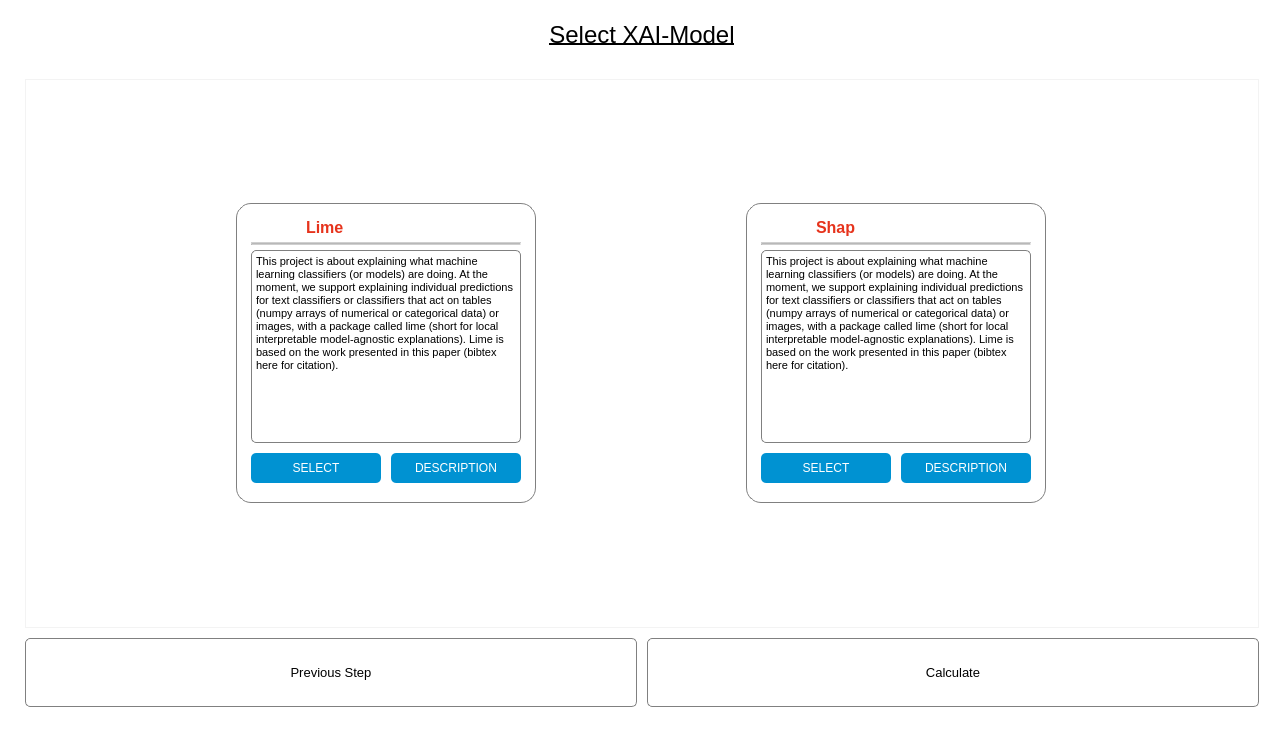
The window that UI/Design/xai-model.ui (MarkMolenmakerHU/INNO_xAITool) describes before a commit, drawn with Qt 5.
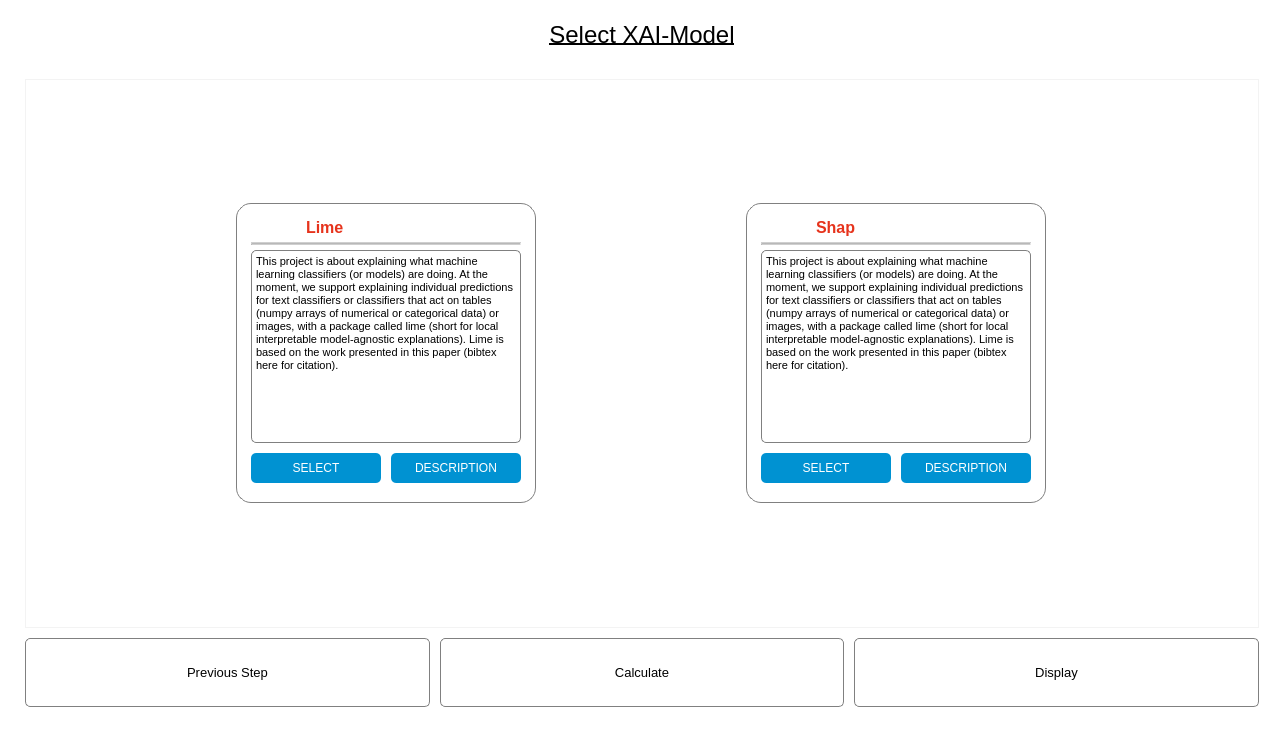
The same window after the commit. Icons and pictures are not drawn.

```diff
--- a/UI/Design/xai-model.ui
+++ b/UI/Design/xai-model.ui
@@ -652,6 +652,38 @@
         </property>
        </widget>
       </item>
+      <item>
+       <widget class="QPushButton" name="displayButton">
+        <property name="sizePolicy">
+         <sizepolicy hsizetype="Expanding" vsizetype="Expanding">
+          <horstretch>0</horstretch>
+          <verstretch>0</verstretch>
+         </sizepolicy>
+        </property>
+        <property name="font">
+         <font>
+          <pointsize>10</pointsize>
+         </font>
+        </property>
+        <property name="cursor">
+         <cursorShape>PointingHandCursor</cursorShape>
+        </property>
+        <property name="styleSheet">
+         <string notr="true">QPushButton {
+	background-color: white;
+	border-radius: 5px;
+	border: 1px solid grey;
+}
+
+QPushButton::hover { 
+    background-color : rgba(0, 146, 210, 150); 
+}</string>
+        </property>
+        <property name="text">
+         <string>Display</string>
+        </property>
+       </widget>
+      </item>
      </layout>
     </item>
     <item row="0" column="0">
```
